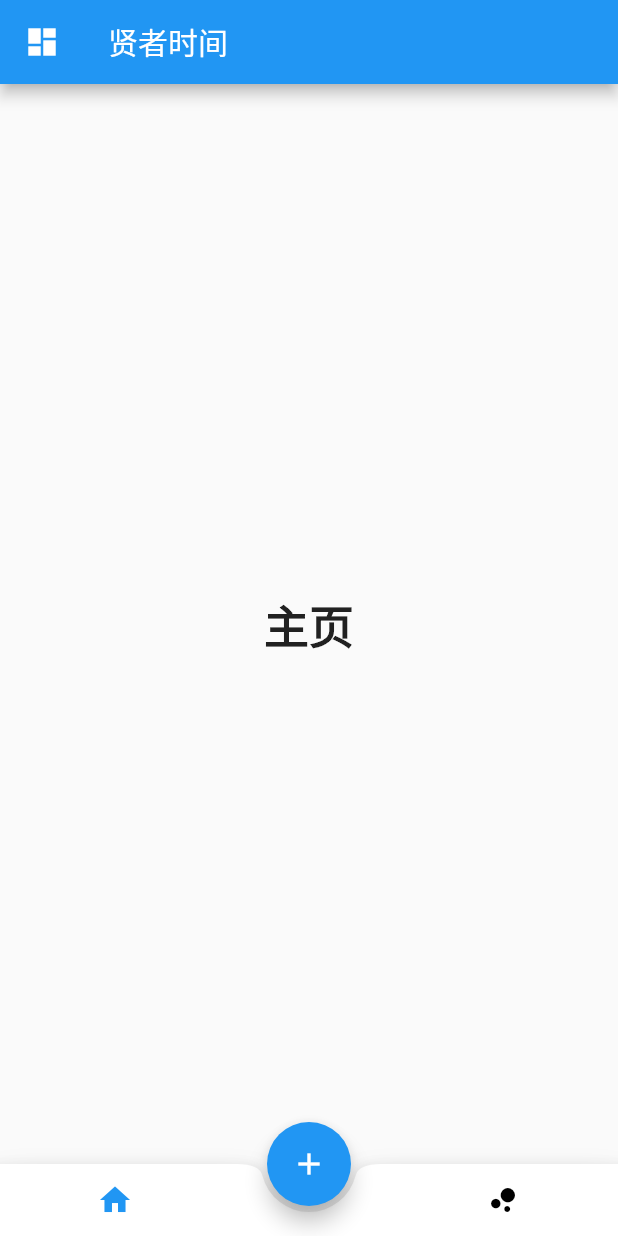
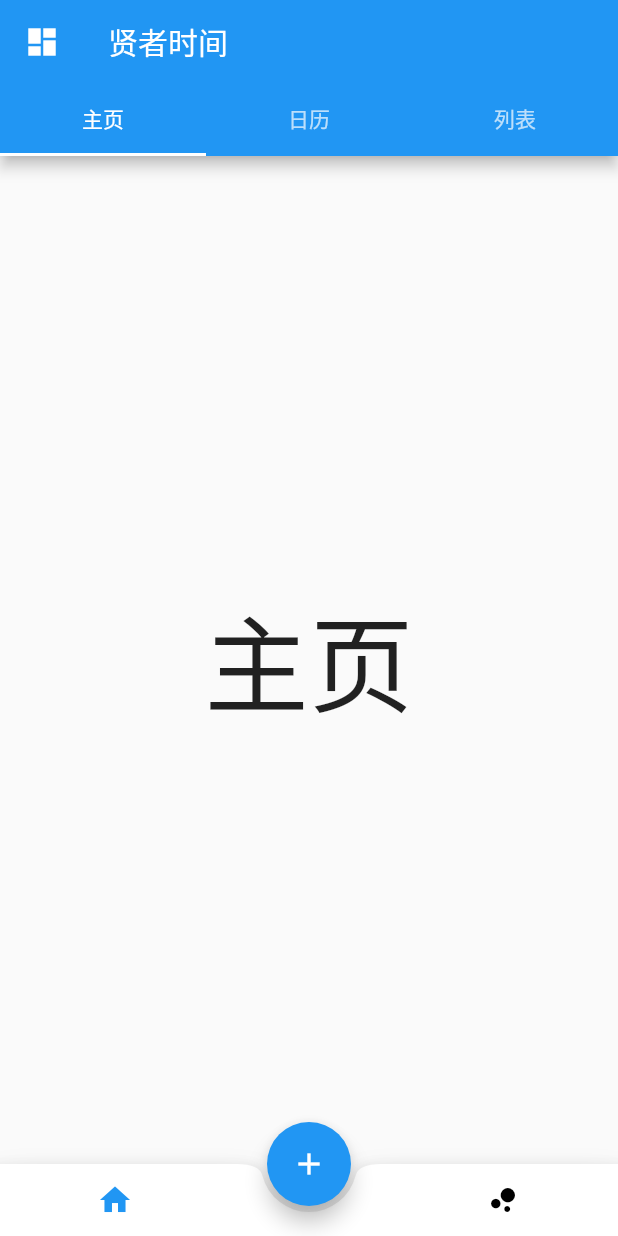
Before and after one commit to Airine/sage-time, a Flutter app: the screen it shows after launch, on a phone screen of 412 x 824 dp. Run offline on Flutter 3.47's test engine with Material 2 defaults, Android fonts, the phone set to English and light mode, and no system bars.

Commit message:
store some changes

```diff
--- a/sage_time/lib/main.dart
+++ b/sage_time/lib/main.dart
@@ -36,19 +36,13 @@ class MyStatefulWidget extends StatefulWidget {
 
 class _MyStatefulWidgetState extends State<MyStatefulWidget> {
   int _selectedIndex = 0;
-  int _clickTimes = 0;
+  static const List _tabs = [
+    ["主页", "日历", "列表"],
+    ["折线", "直方", "报告"]
+  ];
+  List tabs = _tabs[0];
   static const TextStyle optionStyle =
       TextStyle(fontSize: 30, fontWeight: FontWeight.bold);
-  static const List<Widget> _widgetOptions = <Widget>[
-    Text(
-      '主页',
-      style: optionStyle,
-    ),
-    Text(
-      '分析',
-      style: optionStyle,
-    ),
-  ];
 
   static const List<Color> _homeColors = <Color>[
     Colors.blue,
@@ -63,6 +57,7 @@ class _MyStatefulWidgetState extends State<MyStatefulWidget> {
   void _onItemTapped(int index) {
     setState(() {
       _selectedIndex = index;
+      tabs = _tabs[index];
     });
   }
 
@@ -76,14 +71,15 @@ class _MyStatefulWidgetState extends State<MyStatefulWidget> {
   }
 
   void _onAdd() {
-    setState(() {
-      _clickTimes += 1;
-    });
+    // TODO: implement onAdd
   }
+
 
   @override
   Widget build(BuildContext context) {
-    return Scaffold(
+    return DefaultTabController(length: tabs.length,
+      child:
+        Scaffold(
         appBar: AppBar(
           title: const Text('贤者时间'),
           leading: Builder(builder: (context) {
@@ -94,10 +90,47 @@ class _MyStatefulWidgetState extends State<MyStatefulWidget> {
               },
             );
           }),
+          bottom:
+          TabBar(
+            tabs:
+//            (_selectedIndex == 0) ?
+            tabs.map((e) => Tab(text: e)).toList()
+//            _tabs.map((e) => Tab(text: e)).toList()
+          )
         ),
-      body: Center(
-        child: _widgetOptions.elementAt(_selectedIndex),
+        body:
+          TabBarView(
+            children: tabs.map((e) { //创建3个Tab页
+              return Container(
+                alignment: Alignment.center,
+                child: Text(e, textScaleFactor: 5),
+              );
+            }).toList()
           ),
+
+//        Builder(builder: (context){
+//          switch (_selectedIndex) {
+//            case 0:
+//              return TabBarView(
+//                children: tabs.map((e) { //创建3个Tab页
+//                  return Container(
+//                    alignment: Alignment.center,
+//                    child: Text(e, textScaleFactor: 5),
+//                  );
+//                }).toList()
+//              );
+//              break;
+//            default:
+//              return TabBarView(
+//                  children: _tabs.map((e) { //创建3个Tab页
+//                    return Container(
+//                      alignment: Alignment.center,
+//                      child: Text(e, textScaleFactor: 5),
+//                    );
+//                  }).toList()
+//              );
+//          }
+//        }),
         drawer: MyDrawer(),
         bottomNavigationBar: BottomAppBar(
           color: Colors.white,
@@ -124,6 +157,7 @@ class _MyStatefulWidgetState extends State<MyStatefulWidget> {
           onPressed: _onAdd,
         ),
         floatingActionButtonLocation: FloatingActionButtonLocation.centerDocked,
+      )
     );
   }
 }
```
Lines whose indentation alone changed are shown as unchanged.
